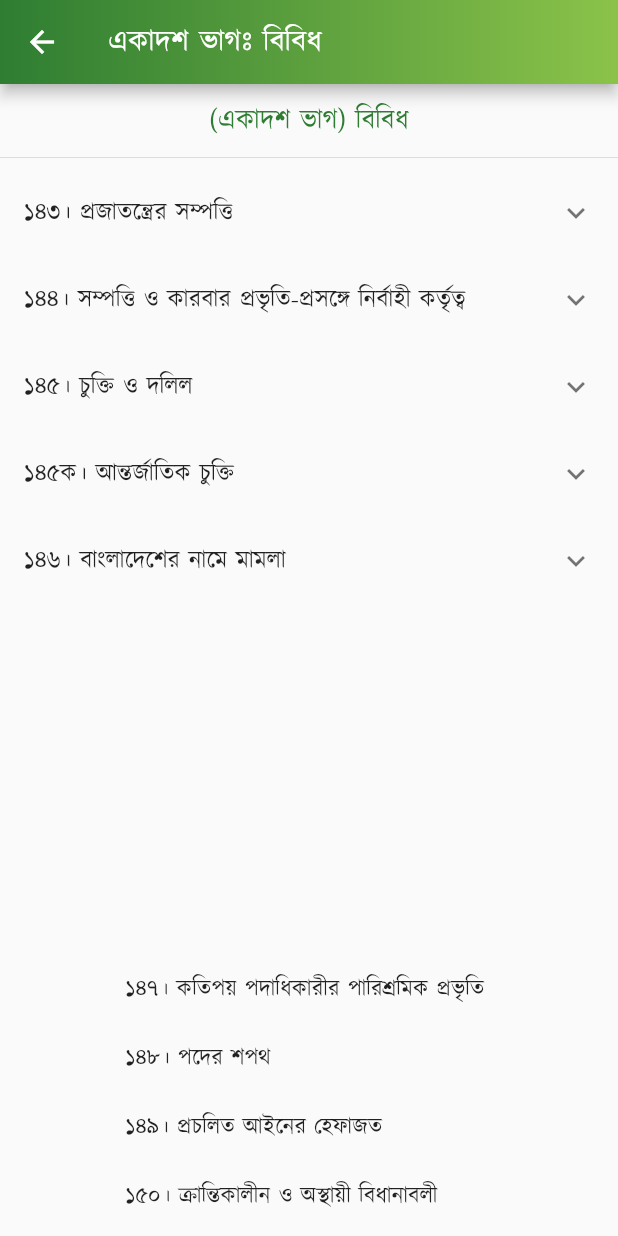
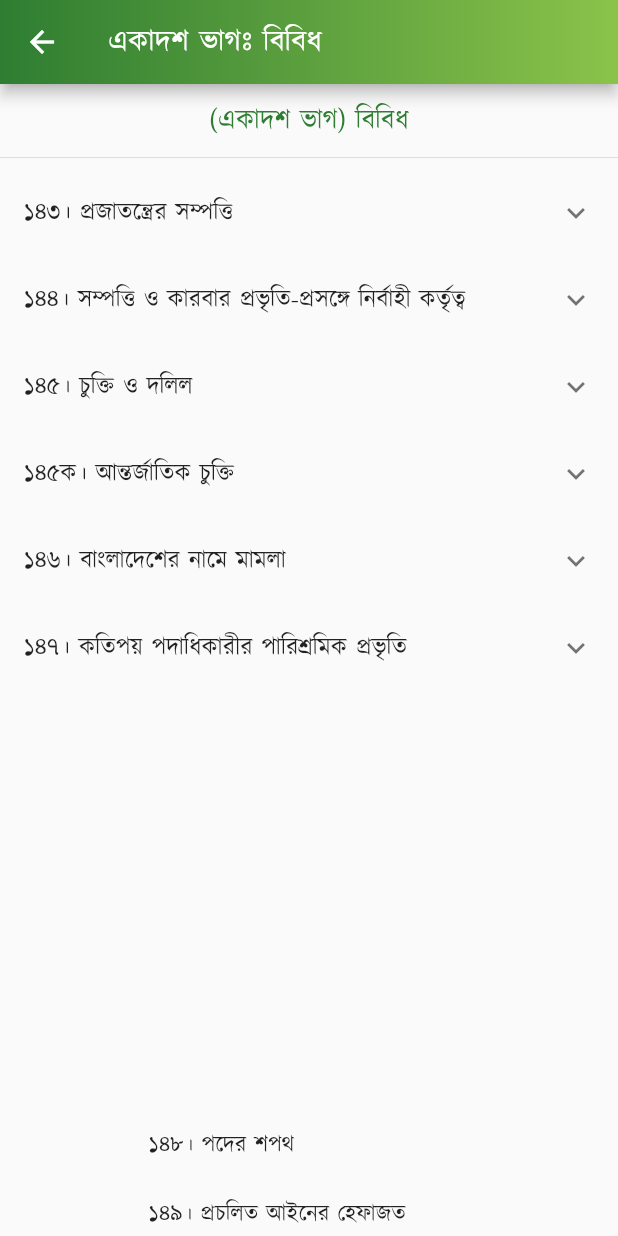
Before and after one commit to Azimul-Haque/flutter-onesignal, a Flutter app: the PartEleven screen opened directly, on a phone screen of 412 x 824 dp. Run offline on Flutter 3.47's test engine with Material 2 defaults, Android fonts, the phone set to English and light mode, and no system bars; our stand-ins replace fluttertoast, package_info_plus, percent_indicator, shared_preferences, sqflite; missing offline and left inert: blinking_text, flutter_share, onesignal_flutter, slide_popup_dialog; accounts and stored records are empty; network calls fail.

Commit message:
Commit Sat 04/30/2022  1:36:11.24 10974

```diff
--- a/lib/pages/constitution/part11.dart
+++ b/lib/pages/constitution/part11.dart
@@ -89,7 +89,17 @@ class PartEleven extends StatelessWidget {
             children: <Widget>[
               ListTile(
                   title: Text(
-                '১৪৫ক। বিদেশের সহিত সম্পাদিত সকল চুক্তি রাষ্ট্রপতির নিকট পেশ করা হইবে, এবং রাষ্ট্রপতি তাহা সংসদে পেশ করিবার ব্যবস্থা করিবেনঃ \nতবে শর্ত থাকে যে, জাতীয় নিরাপত্তার সহিত সংশ্লিষ্ট অনুরুপ কোন চুক্তি কেবলমাত্র সংসদের গোপন বৈঠকে পেশ করা হইবে।',
+                '১৪৬। "বাংলাদেশ"-এই নামে বাংলাদেশ সরকার কর্তৃক বা বাংলাদেশ সরকারের বিরুদ্ধে মামলা দায়ের করা যাইতে পারিবে।',
+                textAlign: TextAlign.justify,
+              )),
+            ],
+          ),
+          ExpansionTile(
+            title: Text('১৪৭। কতিপয় পদাধিকারীর পারিশ্রমিক প্রভৃতি'),
+            children: <Widget>[
+              ListTile(
+                  title: Text(
+                '১৪৬। "বাংলাদেশ"-এই নামে বাংলাদেশ সরকার কর্তৃক বা বাংলাদেশ সরকারের বিরুদ্ধে মামলা দায়ের করা যাইতে পারিবে।',
                 textAlign: TextAlign.justify,
               )),
             ],
@@ -98,7 +108,7 @@ class PartEleven extends StatelessWidget {
             padding: EdgeInsets.all(15),
             child: Column(children: <Widget>[
               Text(
-                " \n\n \n\n \n\n \n\n \n\n১৪৭। কতিপয় পদাধিকারীর পারিশ্রমিক প্রভৃতি \n\n১৪৮। পদের শপথ \n\n১৪৯। প্রচলিত আইনের হেফাজত \n\n১৫০। ক্রান্তিকালীন ও অস্থায়ী বিধানাবলী \n\n১৫১। রহিতকরণ \n\n১৫২। ব্যাখ্যা \n\n১৫৩। প্রবর্তন, উল্লেখ ও নির্ভরযোগ্য পাঠ",
+                " \n\n \n\n \n\n \n\n \n\n \n\n১৪৮। পদের শপথ \n\n১৪৯। প্রচলিত আইনের হেফাজত \n\n১৫০। ক্রান্তিকালীন ও অস্থায়ী বিধানাবলী \n\n১৫১। রহিতকরণ \n\n১৫২। ব্যাখ্যা \n\n১৫৩। প্রবর্তন, উল্লেখ ও নির্ভরযোগ্য পাঠ",
                 style:
                     TextStyle(color: Colors.black87, fontSize: 15, height: 1.5),
                 textAlign: TextAlign.justify,
```
